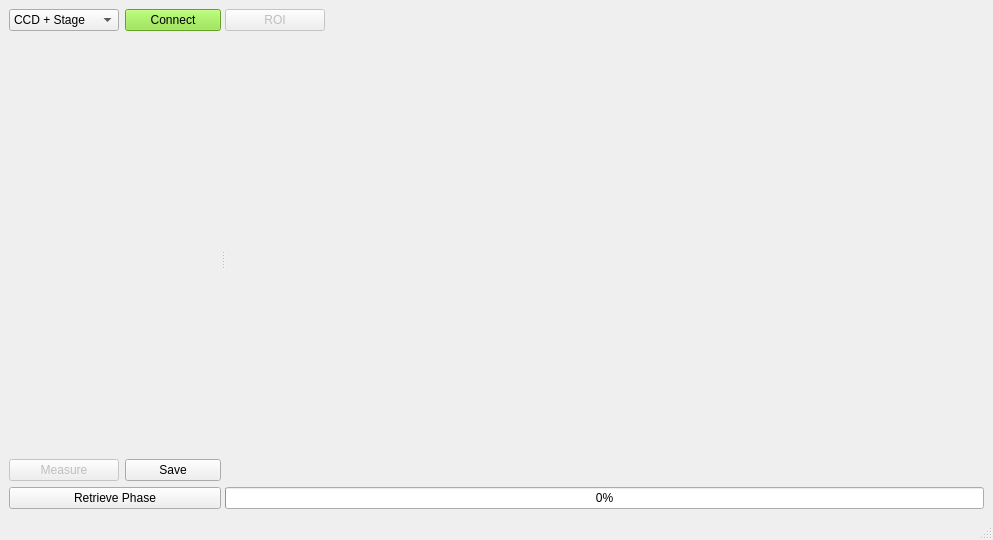
Old version of the form Python/View/GUI/main_window.ui in the repository jkrauth/shg_frog.
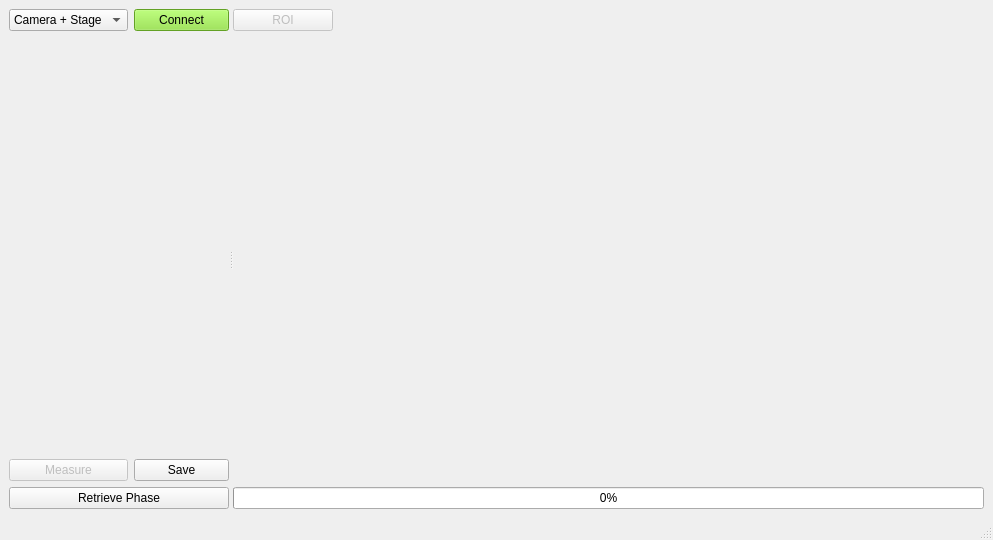
New version of the form.

The edit to the form file:
```diff
--- a/Python/View/GUI/main_window.ui
+++ b/Python/View/GUI/main_window.ui
@@ -56,7 +56,7 @@
          <widget class="QComboBox" name="dropdown">
           <item>
            <property name="text">
-            <string>CCD + Stage</string>
+            <string>Camera + Stage</string>
            </property>
           </item>
           <item>
```
